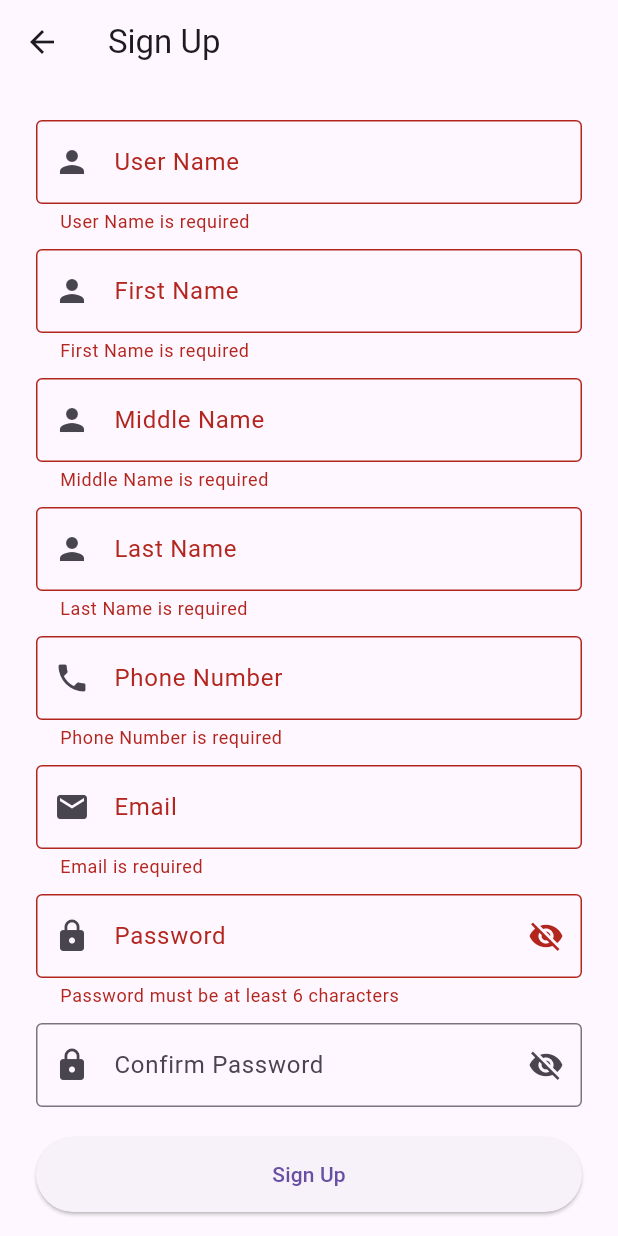
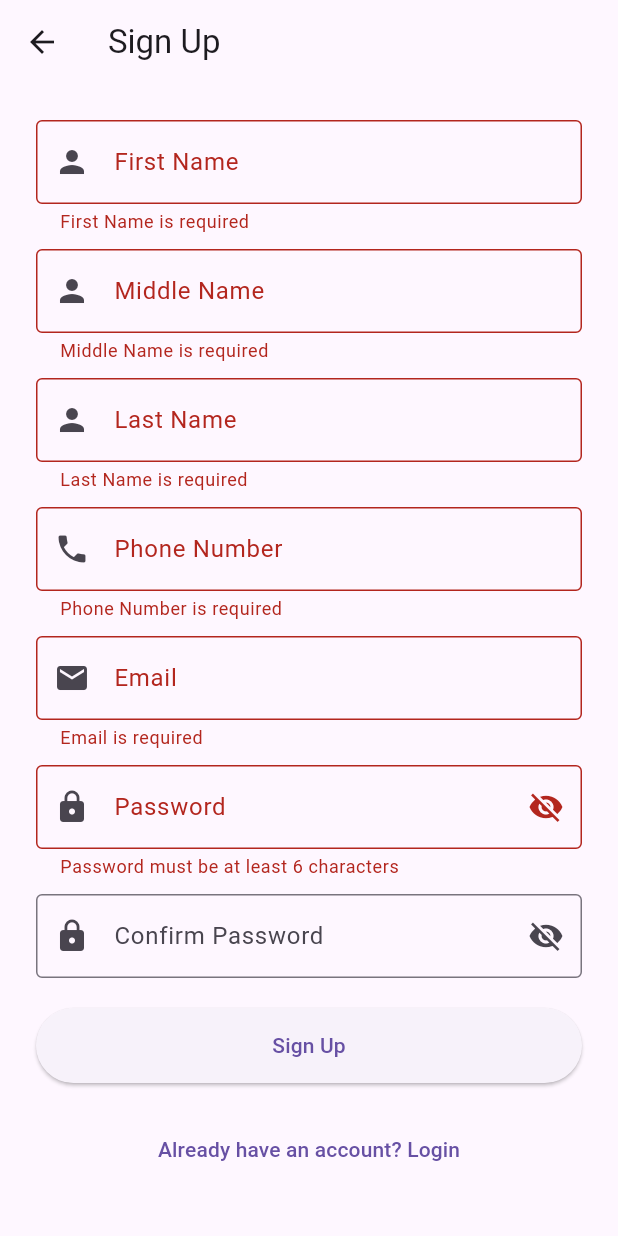
Before and after one commit to LinaMassoud/Fawran, a Flutter app: the SignUpScreen screen opened directly, after a tap on "Sign Up", on a phone screen of 412 x 824 dp. Run offline on Flutter 3.47's test engine with Material 3 defaults, Android fonts, the phone set to English and light mode, and no system bars; our stand-ins replace flutter_riverpod, flutter_secure_storage, geocoding, geolocator, google_maps_flutter; accounts and stored records are empty.

Commit message:
fix permenant, remove username

```diff
--- a/lib/screens/login_screen.dart
+++ b/lib/screens/login_screen.dart
@@ -58,7 +58,7 @@ class _LoginScreenState extends ConsumerState<LoginScreen> {
       if (next.isLoggedIn && next.isVerified) {
         Navigator.pushReplacement(
           context,
-          MaterialPageRoute(builder: (context) => LocationScreen()),
+          MaterialPageRoute(builder: (context) => HomeScreen()),
         );
       } else if (next.isLoggedIn && !next.isVerified) {
         Navigator.pushReplacement(
@@ -66,7 +66,6 @@ class _LoginScreenState extends ConsumerState<LoginScreen> {
           MaterialPageRoute(
             builder: (context) => VerificationScreen(
               phoneNumber: _phoneController.text,
-              userId: 'userId',
             ),
           ),
         );
--- a/lib/screens/signup_screen.dart
+++ b/lib/screens/signup_screen.dart
@@ -15,7 +15,6 @@ class SignUpScreen extends ConsumerStatefulWidget {
 class _SignUpScreenState extends ConsumerState<SignUpScreen> {
   final _formKey = GlobalKey<FormState>();
 
-  final _userNameController = TextEditingController();
   final _firstNameController = TextEditingController();
   final _middleNameController = TextEditingController();
   final _lastNameController = TextEditingController();
@@ -37,7 +36,6 @@ bool _showConfirmPassword = false;
 
   @override
   void dispose() {
-    _userNameController.dispose();
     _firstNameController.dispose();
     _middleNameController.dispose();
     _lastNameController.dispose();
@@ -57,7 +55,6 @@ bool _showConfirmPassword = false;
           MaterialPageRoute(
             builder: (_) => VerificationScreen(
               phoneNumber: _phoneController.text,
-              userId: _userNameController.text,
             ),
           ),
         );
@@ -74,19 +71,7 @@ bool _showConfirmPassword = false;
           key: _formKey,
           child: Column(
             children: [
-              _buildTextField(
-                controller: _userNameController,
-                label: loc.username,
-                icon: Icons.person,
-                validator: (val) {
-                  if (val == null || val.isEmpty)
-                    return '${loc.username} is required';
-                  if (!nameRegex.hasMatch(val))
-                    return '${loc.username} must not contain special characters';
-                  return null;
-                },
-              ),
-              const SizedBox(height: 10),
+
               _buildTextField(
                 controller: _firstNameController,
                 label: loc.firstName,
@@ -192,7 +177,7 @@ _buildTextField(
                     : () {
                         if (_formKey.currentState!.validate()) {
                           ref.read(authProvider.notifier).signUp(
-                                userName: _userNameController.text,
+                                userName: _phoneController.text,
                                 firstName: _firstNameController.text,
                                 middleName: _middleNameController.text,
                                 lastName: _lastNameController.text,
--- a/lib/screens/verification_screen.dart
+++ b/lib/screens/verification_screen.dart
@@ -8,10 +8,9 @@ import 'package:fawran/l10n/app_localizations.dart';
 
 class VerificationScreen extends ConsumerStatefulWidget {
   final String phoneNumber;
-  final String userId;
 
   const VerificationScreen(
-      {super.key, required this.phoneNumber, required this.userId});
+      {super.key, required this.phoneNumber});
 
   @override
   ConsumerState<VerificationScreen> createState() => _VerificationScreenState();
```
Also changed, not shown: lib/screens/combined.dart (+69 -119 lines).
